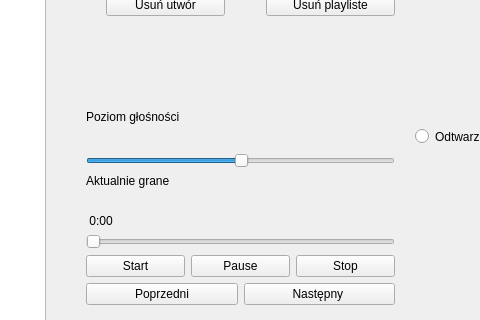
Qt form mp3_player/forms/mainwindow.ui (adam123600/mp3_player_QT) before a commit; both pictures show x 215 to 695 and y 122 to 442 of the 1029 by 531 pixel window.
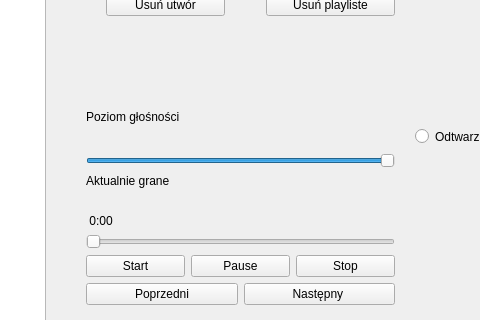
The same form after that commit.

Commit message: Fix state machine

```diff
--- a/mp3_player/forms/mainwindow.ui
+++ b/mp3_player/forms/mainwindow.ui
@@ -113,8 +113,14 @@
        </item>
        <item>
         <widget class="QSlider" name="sliderLevelVolume">
+         <property name="maximum">
+          <number>100</number>
+         </property>
          <property name="value">
-          <number>50</number>
+          <number>100</number>
+         </property>
+         <property name="sliderPosition">
+          <number>100</number>
          </property>
          <property name="orientation">
           <enum>Qt::Horizontal</enum>
```
Left out of the diff: 2 changed lines with no effect on the pictures. The commit also changes 2 other files.
